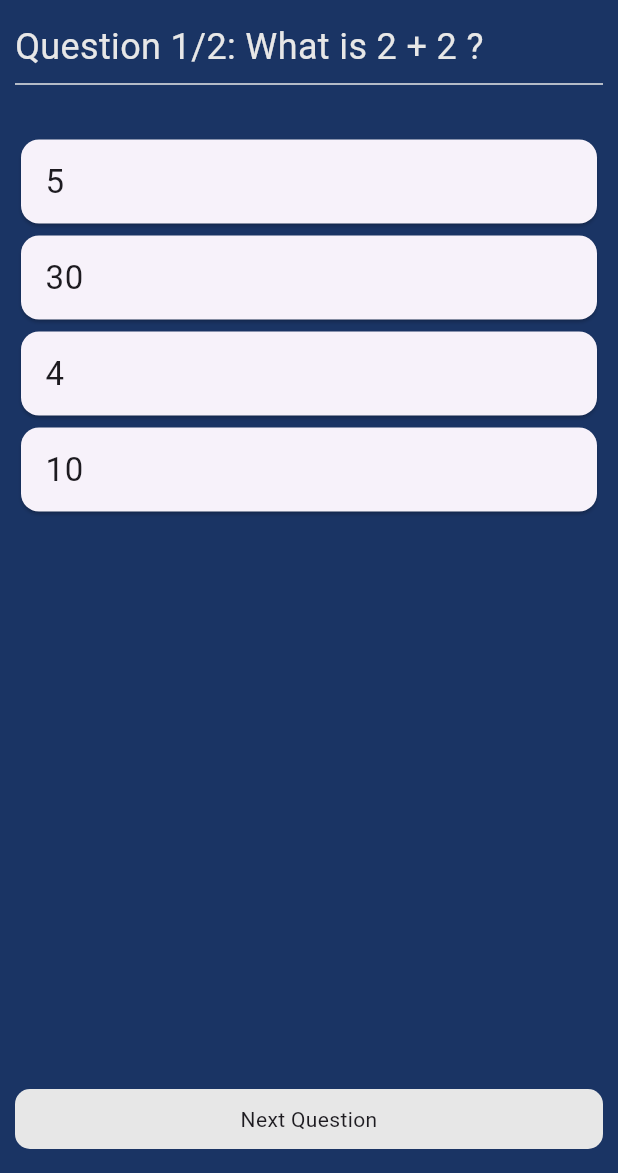
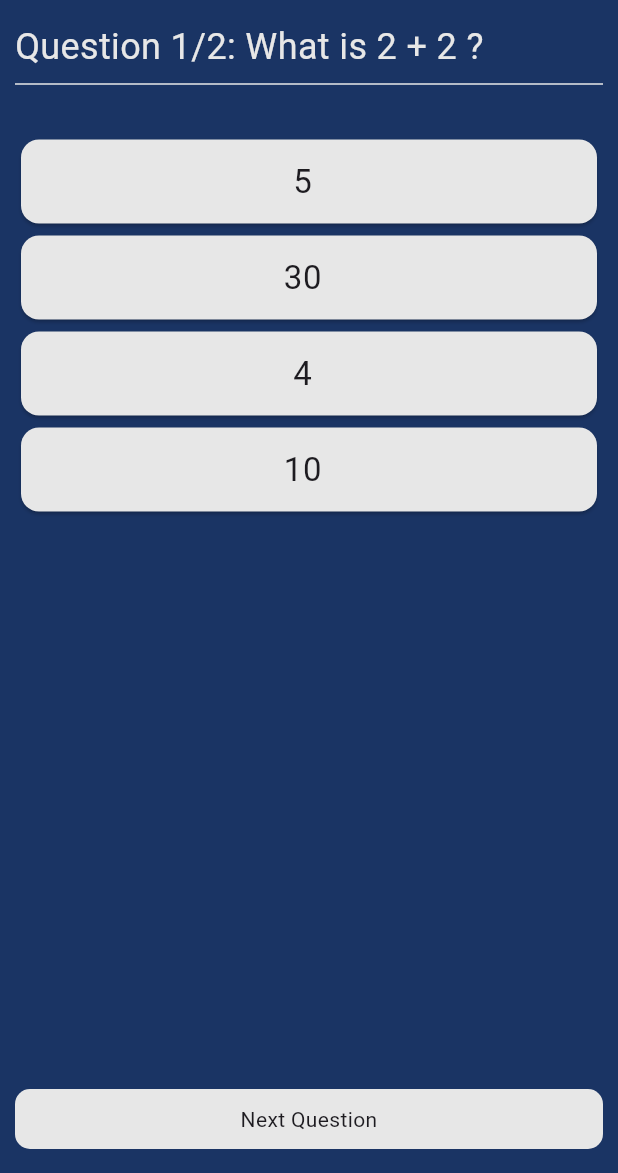
Before and after one commit to aya745/quizapp, a Flutter app: the screen it shows after launch, on a phone screen of 412 x 824 dp, the part 63-1236 px from its top. Run offline on Flutter 3.47's test engine with Material 3 defaults, Android fonts, the phone set to English and light mode, and no system bars.

Commit message:
created function to change color when option clicked

```diff
--- a/lib/screens/home_screen.dart
+++ b/lib/screens/home_screen.dart
@@ -30,10 +30,11 @@ class _HomeScreenState extends State<HomeScreen> {
 
   ];
 
-  //create an index to loop through questions
+  // create an index to loop through questions
   int index = 0;
-
-  //create a function to display the next question
+  // create a boolean value to check if the user has clicked
+  bool isPressed = false;
+  // create a function to display the next question
   void nextQuestion(){
     if(index == _questions.length -1){
       return;
@@ -42,6 +43,13 @@ class _HomeScreenState extends State<HomeScreen> {
       index++; //when the index will change to 1, rebuild the app.
     });
     }
+  }
+
+  // create a function for changing color
+  void changeColor(){
+    setState(() {
+      isPressed = true;
+    });
   }
   @override
   Widget build(BuildContext context) {
@@ -67,7 +75,15 @@ class _HomeScreenState extends State<HomeScreen> {
                 // add some space
                 const SizedBox(height: 25.0),
                 for(int i=0; i< _questions[index].options.length;i++)
-                  OptionCard(option: _questions[index].options.keys.toList()[i]),
+                  OptionCard(
+                    option: _questions[index].options.keys.toList()[i],
+                    color: isPressed
+                      ? _questions[index].options.values.toList()[i] == true
+                        ? correct
+                        : incorrect
+                      : neutral,
+                      onTap: changeColor,
+                    ),
 
 
             ],
--- a/lib/widgets/option_card.dart
+++ b/lib/widgets/option_card.dart
@@ -1,20 +1,34 @@
 import 'package:flutter/material.dart';
+import 'package:quiz_app/constants.dart';
+
 
 class OptionCard extends StatelessWidget {
-  const OptionCard({Key?key, required this.option}): super(key:key);
+  const OptionCard(
+    {Key?key,
+    required this.option,
+    required this.color,
+    required this.onTap})
+    : super(key:key);
   final String option;
+  final VoidCallback onTap;
+  final Color color;
   @override
   Widget build(BuildContext context) {
-    return Card(
-      child: ListTile(
-        title: Text(
-          option,
-          style: TextStyle(
-            fontSize: 22.0,
+    return GestureDetector(
+      onTap: onTap,
+      child: Card(
+        color:color,
+        child: ListTile(
+          title: Text(
+            option,
+            textAlign: TextAlign.center,
+            style: TextStyle(
+              fontSize: 22.0,
 
           ),
           ),
          ),
+      ),
     );
   }
 }
```
